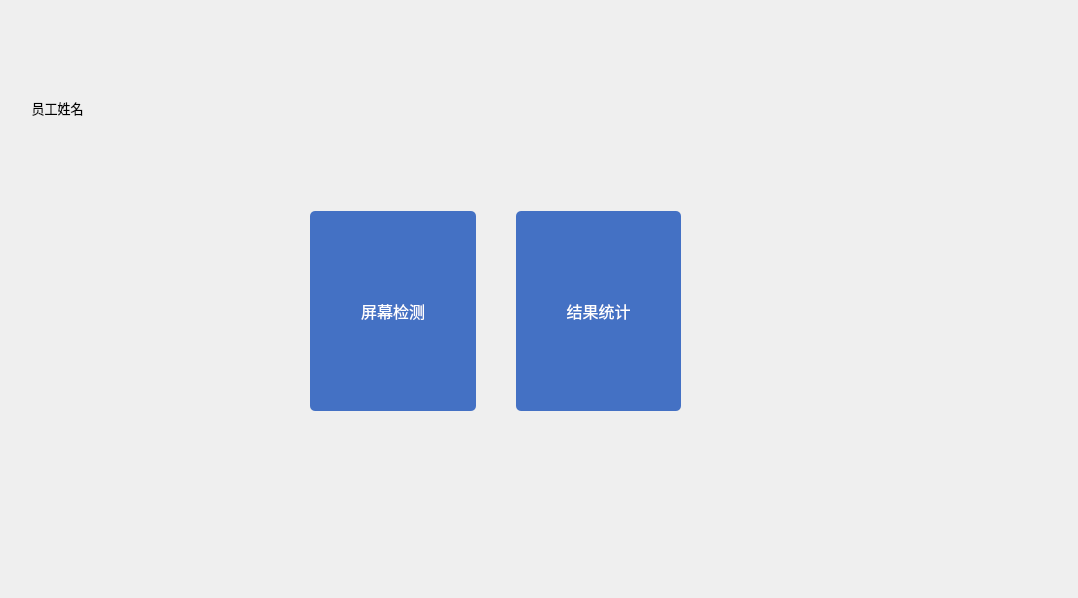
Old version of the form choose.ui in the repository jaueone/Magnetic.
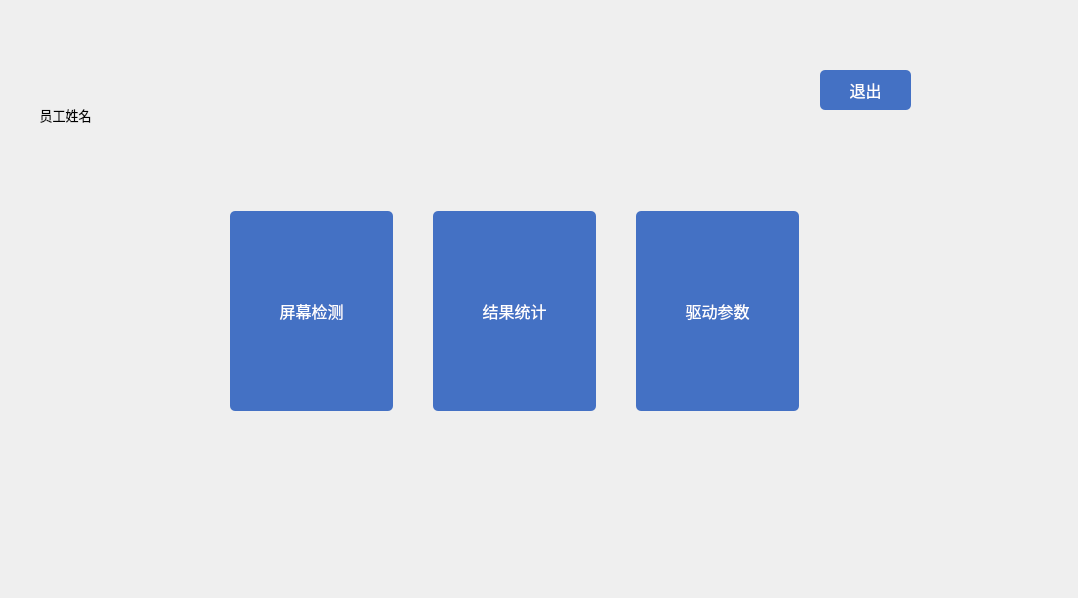
New version of the form. Icons and pictures are not drawn.

Commit message: 第三次  1，添加驱动设置页面 2，添加饼形图

Diff of the .ui file:
```diff
--- a/choose.ui
+++ b/choose.ui
@@ -18,11 +18,14 @@
     <rect>
      <x>10</x>
      <y>10</y>
-     <width>95</width>
+     <width>111</width>
      <height>120</height>
     </rect>
    </property>
    <layout class="QVBoxLayout" name="verticalLayout">
+    <property name="spacing">
+     <number>20</number>
+    </property>
     <item>
      <widget class="QLabel" name="label">
       <property name="minimumSize">
@@ -60,9 +63,9 @@
   <widget class="QWidget" name="horizontalLayoutWidget">
    <property name="geometry">
     <rect>
-     <x>310</x>
+     <x>230</x>
      <y>210</y>
-     <width>371</width>
+     <width>571</width>
      <height>202</height>
     </rect>
    </property>
@@ -74,10 +77,16 @@
      <widget class="QPushButton" name="pushButton_2">
       <property name="minimumSize">
        <size>
-        <width>0</width>
+        <width>163</width>
         <height>200</height>
        </size>
       </property>
+      <property name="maximumSize">
+       <size>
+        <width>163</width>
+        <height>16777215</height>
+       </size>
+      </property>
       <property name="font">
        <font>
         <family>微软雅黑</family>
@@ -97,10 +106,16 @@
      <widget class="QPushButton" name="pushButton">
       <property name="minimumSize">
        <size>
-        <width>0</width>
+        <width>163</width>
         <height>200</height>
        </size>
       </property>
+      <property name="maximumSize">
+       <size>
+        <width>163</width>
+        <height>16777215</height>
+       </size>
+      </property>
       <property name="font">
        <font>
         <family>微软雅黑</family>
@@ -116,8 +131,59 @@
       </property>
      </widget>
     </item>
+    <item>
+     <widget class="QPushButton" name="pushButton_3">
+      <property name="minimumSize">
+       <size>
+        <width>163</width>
+        <height>200</height>
+       </size>
+      </property>
+      <property name="maximumSize">
+       <size>
+        <width>163</width>
+        <height>16777215</height>
+       </size>
+      </property>
+      <property name="font">
+       <font>
+        <family>微软雅黑</family>
+        <pointsize>12</pointsize>
+       </font>
+      </property>
+      <property name="styleSheet">
+       <string notr="true">QPushButton{color:white;background-color: rgb(68, 113, 196);border-radius:5px}
+QPushButton::pressed{background-color: rgb(142, 170, 220);}</string>
+      </property>
+      <property name="text">
+       <string>驱动参数</string>
+      </property>
+     </widget>
+    </item>
    </layout>
   </widget>
+  <widget class="QPushButton" name="pushButton_4">
+   <property name="geometry">
+    <rect>
+     <x>820</x>
+     <y>70</y>
+     <width>91</width>
+     <height>40</height>
+    </rect>
+   </property>
+   <property name="font">
+    <font>
+     <family>微软雅黑</family>
+     <pointsize>12</pointsize>
+    </font>
+   </property>
+   <property name="styleSheet">
+    <string notr="true">QPushButton{color:white;background-color: rgb(68, 113, 196);border-radius:5px}                               QPushButton::pressed{background-color: rgb(142, 170, 220);}</string>
+   </property>
+   <property name="text">
+    <string>退出</string>
+   </property>
+  </widget>
  </widget>
  <resources>
   <include location="image.qrc"/>
```
Left out of the diff: 7 changed lines with no effect on the pictures. The commit also changes 24 other files.
